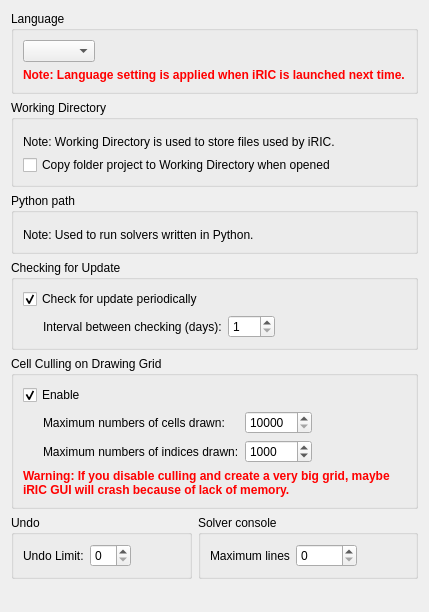
This is libs/gui/pref/preferencepagegeneral.ui in i-RIC/prepost-gui as Qt 5 draws it before an edit. The edited form follows.
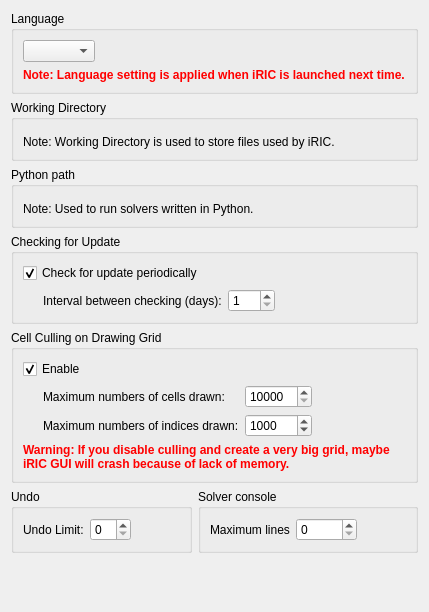
This is the edited form. Custom widgets are drawn as their Qt base class.

What changed in the file:
```diff
--- a/libs/gui/pref/preferencepagegeneral.ui
+++ b/libs/gui/pref/preferencepagegeneral.ui
@@ -78,13 +78,6 @@
         </property>
        </widget>
       </item>
-      <item>
-       <widget class="QCheckBox" name="folderCopyCheckBox">
-        <property name="text">
-         <string>Copy folder project to Working Directory when opened</string>
-        </property>
-       </widget>
-      </item>
      </layout>
     </widget>
    </item>
```
